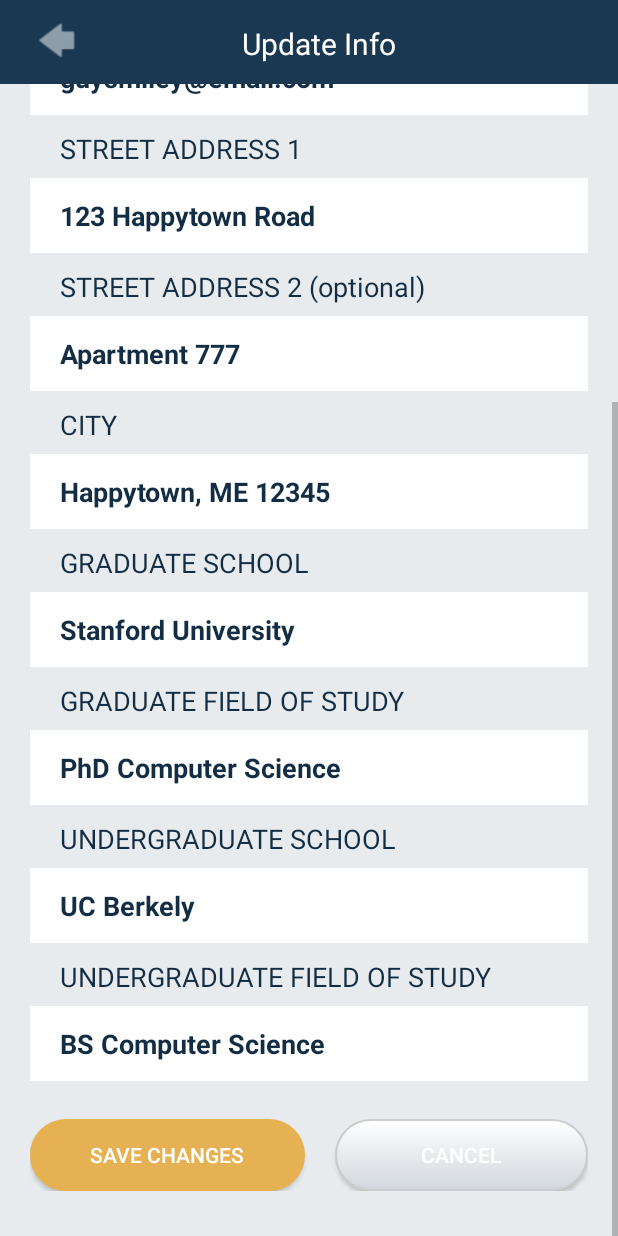
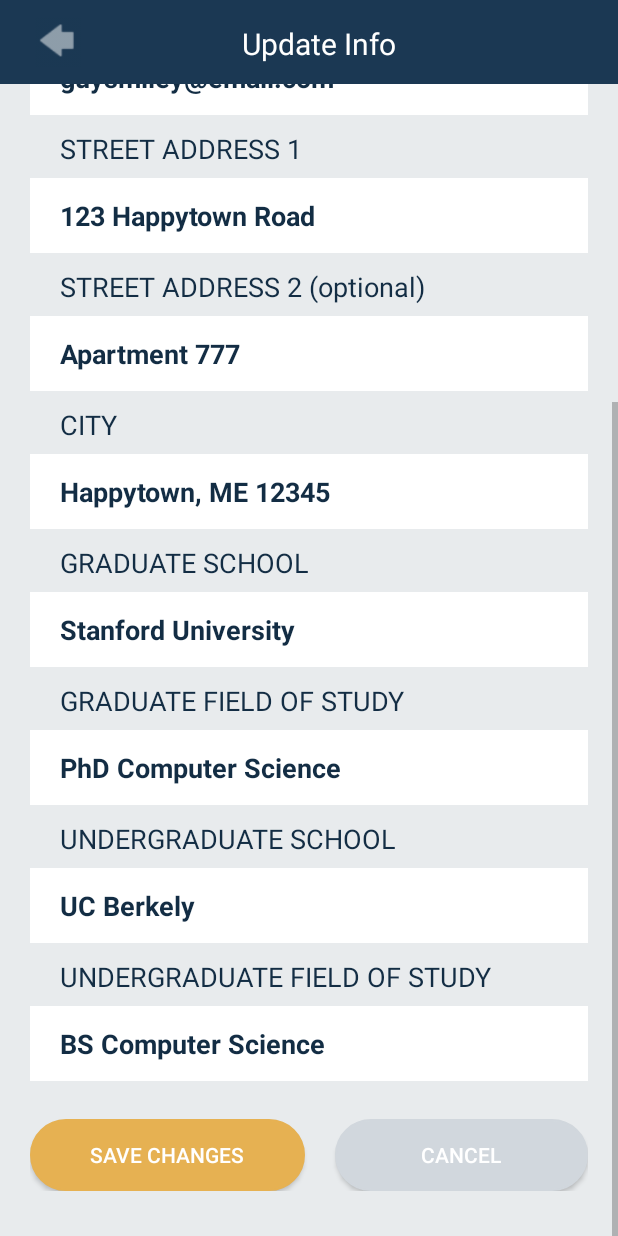
Before and after one commit to anshilbhansali/SelfScoreApp, an Android app: the UpdateInfoActivity screen opened directly, with no data from a screen before it, scrolled down 293 dp, on a phone screen of 412 x 824 dp. Run offline under Robolectric (Android 15) with nearby library versions, the phone set to English and light mode, and no system bars.

Commit message:
implemented functionlity of UpdateInfo activity, added shadow to popup box

```diff
--- a/app/src/main/java/com/selfscore/selfscoreapp/Activities/DashboardActivities/UpdateInfoActivity.java
+++ b/app/src/main/java/com/selfscore/selfscoreapp/Activities/DashboardActivities/UpdateInfoActivity.java
@@ -8,20 +8,30 @@ import android.os.Bundle;
 import android.support.v7.widget.Toolbar;
 import android.view.View;
 import android.widget.Button;
+import android.widget.EditText;
 import android.widget.ImageView;
 import android.widget.LinearLayout;
 import android.widget.TextView;
 import android.widget.Toast;
 
+import com.selfscore.selfscoreapp.Model.Model;
 import com.selfscore.selfscoreapp.R;
+import com.selfscore.selfscoreapp.SelfScoreApplication;
 
 public class UpdateInfoActivity extends AppCompatActivity {
+
+    private Model model;
+
+    private EditText phone1, phone2, phone3, email_view, sa1, sa2, city;
+    private EditText grad_school, grad_fos, ugrad_school, ugrad_fos;
 
     @TargetApi(Build.VERSION_CODES.JELLY_BEAN_MR1)
     @Override
     protected void onCreate(Bundle savedInstanceState) {
         super.onCreate(savedInstanceState);
         setContentView(R.layout.activity_update_info);
+
+        model = ((SelfScoreApplication) this.getApplication()).getModel();
 
         Toolbar myToolbar = (Toolbar) findViewById(R.id._toolbar);
         setSupportActionBar(myToolbar);
@@ -43,12 +53,42 @@ public class UpdateInfoActivity extends AppCompatActivity {
 
         home_button.setVisibility(View.GONE);
 
+        //USER INFO
+        phone1 = (EditText) findViewById(R.id.phone_pt1);
+        phone2 = (EditText) findViewById(R.id.phone_pt2);
+        phone3 = (EditText) findViewById(R.id.phone_pt3);
+        email_view = (EditText) findViewById(R.id.email_view);
+        sa1 = (EditText) findViewById(R.id.sa1);
+        sa2 = (EditText) findViewById(R.id.sa2);
+        city = (EditText) findViewById(R.id.city_view);
+        grad_school = (EditText) findViewById(R.id.grad_schoo);
+        grad_fos = (EditText) findViewById(R.id.grad_fos_v);
+        ugrad_school = (EditText) findViewById(R.id.ugrad_schoo);
+        ugrad_fos = (EditText) findViewById(R.id.ugrad_fos_v);
+
+        //set info
+        phone1.setText(model.getUser().getPhone().get(0));
+        phone2.setText(model.getUser().getPhone().get(1));
+        phone3.setText(model.getUser().getPhone().get(2));
+        email_view.setText(model.getUser().getEmail());
+        sa1.setText(model.getUser().getSA1());
+        sa2.setText(model.getUser().getSA2());
+        city.setText(model.getUser().getCity());
+        grad_school.setText(model.getUser().getGrad().get(0));
+        grad_fos.setText(model.getUser().getGrad().get(1));
+        ugrad_school.setText(model.getUser().getUGrad().get(0));
+        ugrad_fos.setText(model.getUser().getUGrad().get(1));
+
+
         Button save_changes_b = (Button) findViewById(R.id.sav_changes_button);
         Button cancel_b = (Button) findViewById(R.id.cancel_button);
 
         save_changes_b.setOnClickListener(new View.OnClickListener() {
             @Override
             public void onClick(View v) {
+
+                saveInfo();
+
                 Intent intent = new Intent(getApplicationContext(), MainActivity.class);
                 startActivity(intent);
                 Toast.makeText(UpdateInfoActivity.this, "Saved changes!", Toast.LENGTH_SHORT).show();
@@ -62,6 +102,46 @@ public class UpdateInfoActivity extends AppCompatActivity {
             }
         });
 
+
+
+    }
+
+    private void saveInfo()
+    {
+        String p1, p2, p3;
+        p1 = phone1.getText().toString();
+        p2 = phone2.getText().toString();
+        p3 = phone3.getText().toString();
+
+        //save phone number
+        model.getUser().savePhone(p1, p2, p3);
+
+        String email, street_addr1, street_addr2, c;
+        email = email_view.getText().toString();
+        street_addr1 = sa1.getText().toString();
+        street_addr2 = sa2.getText().toString();
+        c = city.getText().toString();
+
+        //save email and address details
+        model.getUser().saveEmail(email);
+        model.getUser().saveAddress(street_addr1, street_addr2, c);
+
+        String graduate_school, graduate_fos;
+        graduate_school = grad_school.getText().toString();
+        graduate_fos = grad_fos.getText().toString();
+
+        //save graduate school
+        model.getUser().saveGraduate(graduate_school, graduate_fos);
+
+        String ugraduate_school, ugraduate_fos;
+        ugraduate_school = ugrad_school.getText().toString();
+        ugraduate_fos = ugrad_fos.getText().toString();
+
+        //save undergraduate schol
+        model.getUser().saveUnderGrad(ugraduate_school, ugraduate_fos);
+
+
+
     }
 
 
--- a/app/src/main/java/com/selfscore/selfscoreapp/Model/Model.java
+++ b/app/src/main/java/com/selfscore/selfscoreapp/Model/Model.java
@@ -21,6 +21,7 @@ public class Model extends Observable{
     //credentials
     private String username, password;
     private String sec_question="What is the name of the person you admire the most?", answer;
+    public UserInfo user;
 
     //drawers
     private String[] left_drawer = new String[]{"Pay Bill", "Credit Availability",
@@ -60,9 +61,9 @@ public class Model extends Observable{
 
         //should get data from servers
 
-
         addDatatoDrawers();
 
+        user = new UserInfo();
     }
 
     private void addDatatoDrawers()
@@ -110,5 +111,7 @@ public class Model extends Observable{
 
     public String[] getSecQuestions(){ return this.sec_questions;}
 
+    public UserInfo getUser(){return user;}
+
 
 }
--- /dev/null
+++ b/app/src/main/java/com/selfscore/selfscoreapp/Model/UserInfo.java
@@ -0,0 +1,102 @@
+package com.selfscore.selfscoreapp.Model;
+
+import java.util.ArrayList;
+
+/**
+ * Created by anshilbhansali on 7/29/16.
+ */
+public class UserInfo {
+    private String name, phone_pt1, phone_pt2, phone_pt3, email;
+    private String street_addr_1, street_addr_2, city;
+    private String grad_school, grad_fos, undergrad_school, undergrad_fos;
+
+
+    public UserInfo()
+    {
+        name = "Aditya Bhandari";
+        phone_pt1 = "555";
+        phone_pt2 = "123";
+        phone_pt3 = "4567";
+        email = "guysmiley@email.com";
+        street_addr_1 = "123 Happytown Road";
+        street_addr_2 = "Apartment 777";
+        city = "Happytown, ME 12345";
+        grad_school = "Stanford University";
+        grad_fos = "PhD Computer Science";
+        undergrad_school = "UC Berkely";
+        undergrad_fos = "BS Computer Science";
+    }
+
+    public void savePhone(String phone1, String phone2, String phone3)
+    {
+        this.phone_pt1 = phone1;
+        this.phone_pt2 = phone2;
+        this.phone_pt3 = phone3;
+    }
+
+    public void saveEmail(String email)
+    {
+        this.email = email;
+    }
+
+    public void saveAddress(String sa1, String sa2, String city)
+    {
+        this.street_addr_1 = sa1;
+        this.street_addr_2 = sa2;
+        this.city = city;
+    }
+
+    public void saveGraduate(String gradschool, String gradfos)
+    {
+        this.grad_school = gradschool;
+        this.grad_fos = gradfos;
+    }
+
+    public void saveUnderGrad(String ugradSchool, String ugradfos)
+    {
+        this.undergrad_fos = ugradfos;
+        this.undergrad_school = ugradSchool;
+    }
+
+    public String getName(){return this.name;}
+
+    public String getEmail(){return this.email;}
+
+    public ArrayList<String> getPhone()
+    {
+        ArrayList<String> phone = new ArrayList<>();
+        phone.add(this.phone_pt1);
+        phone.add(this.phone_pt2);
+        phone.add(this.phone_pt3);
+        return phone;
+    }
+
+    public String getSA1(){return this.street_addr_1;}
+    public String getSA2(){return this.street_addr_2;}
+    public String getCity(){return this.city;}
+
+    public ArrayList<String> getGrad()
+    {
+        ArrayList<String> grad = new ArrayList<>();
+        grad.add(this.grad_school);
+        grad.add(this.grad_fos);
+
+        return grad;
+    }
+
+    public ArrayList<String> getUGrad()
+    {
+        ArrayList<String> ugrad = new ArrayList<>();
+        ugrad.add(this.undergrad_school);
+        ugrad.add(this.undergrad_fos);
+
+        return ugrad;
+    }
+
+
+
+
+
+
+
+}
--- /dev/null
+++ b/app/src/main/res/drawable/mybutton_grey.xml
@@ -0,0 +1,13 @@
+<?xml version="1.0" encoding="utf-8"?>
+<shape xmlns:android="http://schemas.android.com/apk/res/android"
+    android:shape="rectangle"
+    android:padding="10dp">
+    <!-- you can use any color you want I used here gray color-->
+    <solid android:color="@color/navy20"/>
+    <corners android:bottomRightRadius="100dp"
+        android:bottomLeftRadius="100dp"
+        android:topLeftRadius="100dp"
+        android:topRightRadius="100dp"/>
+    <stroke android:width="2px"
+        android:color="@color/navy20" />
+</shape>
--- a/app/src/main/res/layout/activity_paybill.xml
+++ b/app/src/main/res/layout/activity_paybill.xml
@@ -2,7 +2,10 @@
 <LinearLayout xmlns:android="http://schemas.android.com/apk/res/android"
     android:orientation="vertical"
     android:layout_width="match_parent"
-    android:layout_height="match_parent">
+    android:layout_height="match_parent"
+    android:clipToPadding="false">
+
+    <include layout="@layout/card_toolbar"></include>
 
     <ScrollView
         android:layout_width="match_parent"
@@ -14,7 +17,6 @@
         android:layout_height="match_parent"
         android:orientation="vertical">
 
-        <include layout="@layout/card_toolbar"></include>
 
         <LinearLayout
             android:layout_width="match_parent"
--- a/app/src/main/res/layout/activity_update_info.xml
+++ b/app/src/main/res/layout/activity_update_info.xml
@@ -54,7 +54,8 @@
                     android:textColor="@color/midnight"
                     android:gravity="center"
                     android:background="@color/colorWhite"
-                    android:textStyle="bold"/>
+                    android:textStyle="bold"
+                    android:id="@+id/phone_pt1"/>
                 <EditText
                     android:layout_width="70dp"
                     android:layout_height="50dp"
@@ -63,7 +64,8 @@
                     android:gravity="center"
                     android:background="@color/colorWhite"
                     android:layout_marginLeft="5dp"
-                    android:textStyle="bold"/>
+                    android:textStyle="bold"
+                    android:id="@+id/phone_pt2"/>
                 <EditText
                     android:layout_width="70dp"
                     android:layout_height="50dp"
@@ -72,7 +74,8 @@
                     android:gravity="center"
                     android:background="@color/colorWhite"
                     android:layout_marginLeft="5dp"
-                    android:textStyle="bold"/>
+                    android:textStyle="bold"
+                    android:id="@+id/phone_pt3"/>
 
 
             </LinearLayout>
@@ -95,7 +98,8 @@
                 android:paddingLeft="20dp"
                 android:textColor="@color/midnight"
                 android:background="@color/colorWhite"
-                android:textStyle="bold" />
+                android:textStyle="bold"
+                android:id="@+id/email_view"/>
 
 
 
@@ -117,7 +121,8 @@
                 android:paddingLeft="20dp"
                 android:textColor="@color/midnight"
                 android:background="@color/colorWhite"
-                android:textStyle="bold"/>
+                android:textStyle="bold"
+                android:id="@+id/sa1"/>
 
             <TextView
                 android:layout_width="wrap_content"
@@ -137,7 +142,8 @@
                 android:paddingLeft="20dp"
                 android:textColor="@color/midnight"
                 android:background="@color/colorWhite"
-                android:textStyle="bold"/>
+                android:textStyle="bold"
+                android:id="@+id/sa2"/>
 
             <TextView
                 android:layout_width="wrap_content"
@@ -157,7 +163,8 @@
                 android:paddingLeft="20dp"
                 android:textColor="@color/midnight"
                 android:background="@color/colorWhite"
-                android:textStyle="bold"/>
+                android:textStyle="bold"
+                android:id="@+id/city_view"/>
 
             <TextView
                 android:layout_width="wrap_content"
@@ -177,7 +184,8 @@
                 android:paddingLeft="20dp"
                 android:textColor="@color/midnight"
                 android:background="@color/colorWhite"
-                android:textStyle="bold"/>
+                android:textStyle="bold"
+                android:id="@+id/grad_schoo"/>
 
             <TextView
                 android:layout_width="wrap_content"
@@ -187,7 +195,8 @@
                 android:textColor="@color/midnight"
                 android:layout_marginLeft="20dp"
                 android:layout_marginBottom="7dp"
-                android:layout_marginTop="10dp"/>
+                android:layout_marginTop="10dp"
+                />
 
             <EditText
                 android:layout_width="match_parent"
@@ -197,7 +206,8 @@
                 android:paddingLeft="20dp"
                 android:textColor="@color/midnight"
                 android:background="@color/colorWhite"
-                android:textStyle="bold"/>
+                android:textStyle="bold"
+                android:id="@+id/grad_fos_v"/>
 
             <TextView
                 android:layout_width="wrap_content"
@@ -217,7 +227,8 @@
                 android:paddingLeft="20dp"
                 android:textColor="@color/midnight"
                 android:background="@color/colorWhite"
-                android:textStyle="bold"/>
+                android:textStyle="bold"
+                android:id="@+id/ugrad_schoo"/>
 
             <TextView
                 android:layout_width="wrap_content"
@@ -237,7 +248,8 @@
                 android:paddingLeft="20dp"
                 android:textColor="@color/midnight"
                 android:background="@color/colorWhite"
-                android:textStyle="bold"/>
+                android:textStyle="bold"
+                android:id="@+id/ugrad_fos_v"/>
 
             <LinearLayout
                 android:layout_width="match_parent"
@@ -259,7 +271,7 @@
                 <Button
                     android:layout_width="wrap_content"
                     android:layout_height="wrap_content"
-                    android:background="@drawable/mybutton"
+                    android:background="@drawable/mybutton_grey"
                     android:text="Cancel"
                     android:textColor="@color/colorWhite"
                     android:layout_weight="1"
--- a/app/src/main/res/layout/card_toolbar.xml
+++ b/app/src/main/res/layout/card_toolbar.xml
@@ -8,6 +8,7 @@
         android:layout_width="match_parent"
         android:layout_height="?attr/actionBarSize"
         android:background="@color/navy100"
+        android:elevation="5dp"
         android:id="@+id/_toolbar">
 
 
@@ -26,7 +27,7 @@
                 android:src="@drawable/back_button"
                 android:layout_marginRight="0dp"
                 android:paddingRight="0dp"
-                android:padding="5dp"
+                android:padding="6dp"
                 android:id="@+id/back_button"
                 android:layout_gravity="left"/>
 
```
Also changed, not shown: app/src/main/AndroidManifest.xml (+6 -4 lines), app/src/main/java/com/selfscore/selfscoreapp/Activities/DashboardActivities/MyProfileActivity.java (+15 -0 lines), app/src/main/res/drawable/border_shadow.xml (added, +22 -0 lines), app/src/main/res/drawable/round_corners_navy100.xml (added, +22 -0 lines), app/src/main/res/drawable/round_corners_navy20.xml (added, +22 -0 lines), app/src/main/res/layout/activity_credit_availability.xml (+19 -7 lines), app/src/main/res/layout/activity_my_profile.xml (+10 -6 lines), app/src/main/res/layout/info_popup.xml (+5 -2 lines), app/src/main/res/layout/paybill_content.xml (+11 -14 lines), app/src/main/res/drawable/round_corners_teal.xml (renamed from app/src/main/res/drawable/round_corners.xml).
